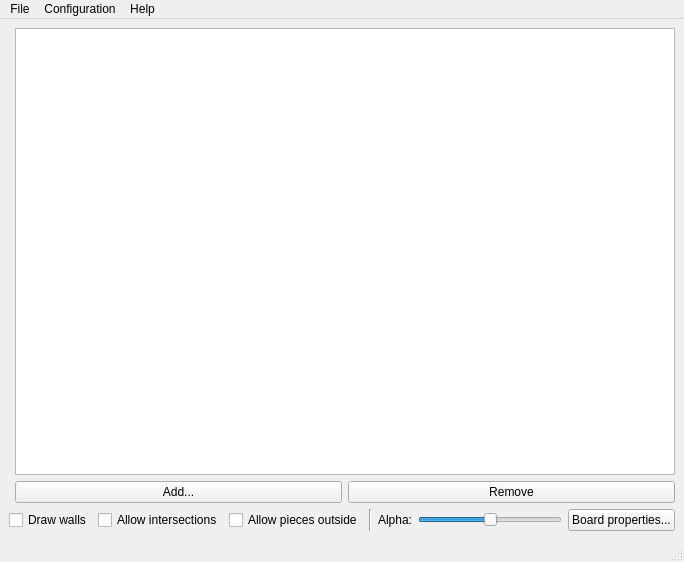
jmtrivial/voxigame, file src/frontend/MainWindow.ui: the form before one commit.
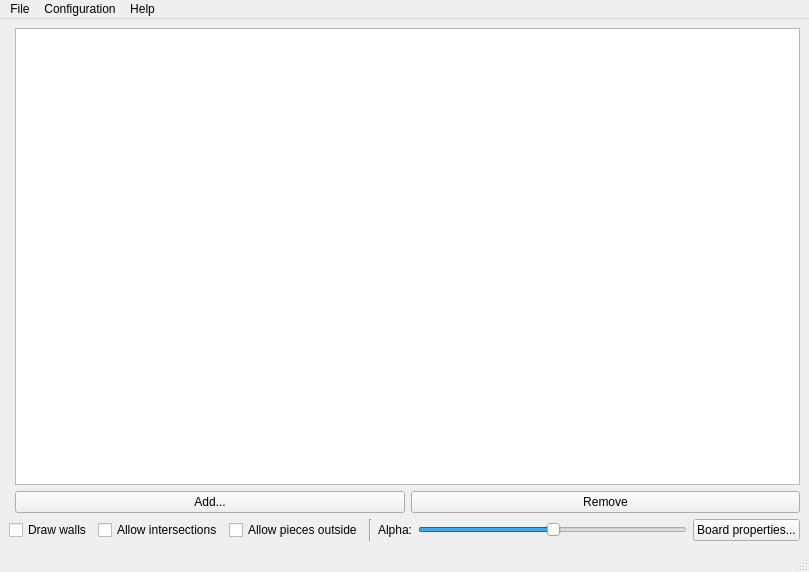
The form after the commit. Custom widgets are drawn as their Qt base class.

Commit message: Improve the flat display for pieces using a table

```diff
--- a/src/frontend/MainWindow.ui
+++ b/src/frontend/MainWindow.ui
@@ -6,8 +6,8 @@
    <rect>
     <x>0</x>
     <y>0</y>
-    <width>684</width>
-    <height>562</height>
+    <width>809</width>
+    <height>572</height>
    </rect>
   </property>
   <property name="windowTitle">
@@ -26,7 +26,20 @@
       <item>
        <layout class="QVBoxLayout" name="verticalLayout_6">
         <item>
-         <widget class="QListView" name="listView"/>
+         <widget class="QTableView" name="flatview">
+          <attribute name="horizontalHeaderCascadingSectionResizes">
+           <bool>true</bool>
+          </attribute>
+          <attribute name="horizontalHeaderDefaultSectionSize">
+           <number>50</number>
+          </attribute>
+          <attribute name="horizontalHeaderStretchLastSection">
+           <bool>true</bool>
+          </attribute>
+          <attribute name="verticalHeaderCascadingSectionResizes">
+           <bool>true</bool>
+          </attribute>
+         </widget>
         </item>
         <item>
          <layout class="QHBoxLayout" name="horizontalLayout_3">
@@ -125,7 +138,7 @@
     <rect>
      <x>0</x>
      <y>0</y>
-     <width>684</width>
+     <width>809</width>
      <height>20</height>
     </rect>
    </property>
```
The commit also changes 6 other files.
